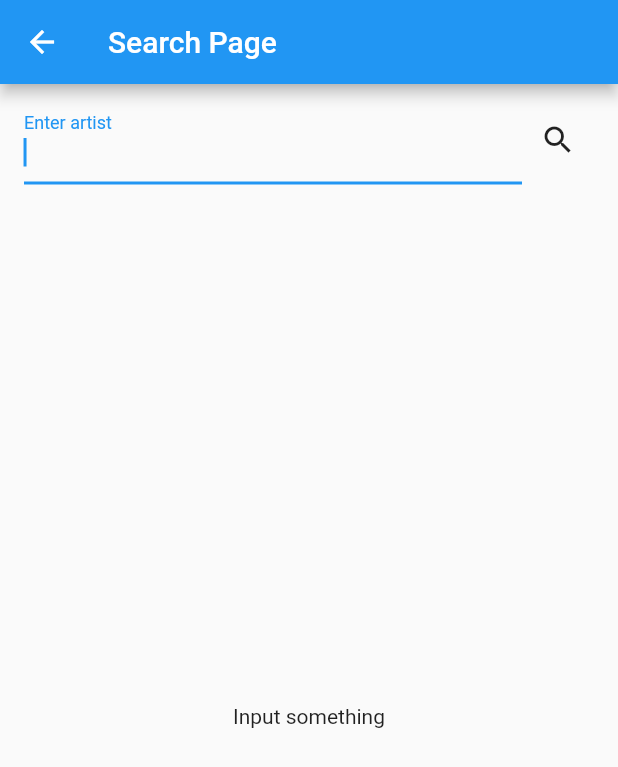
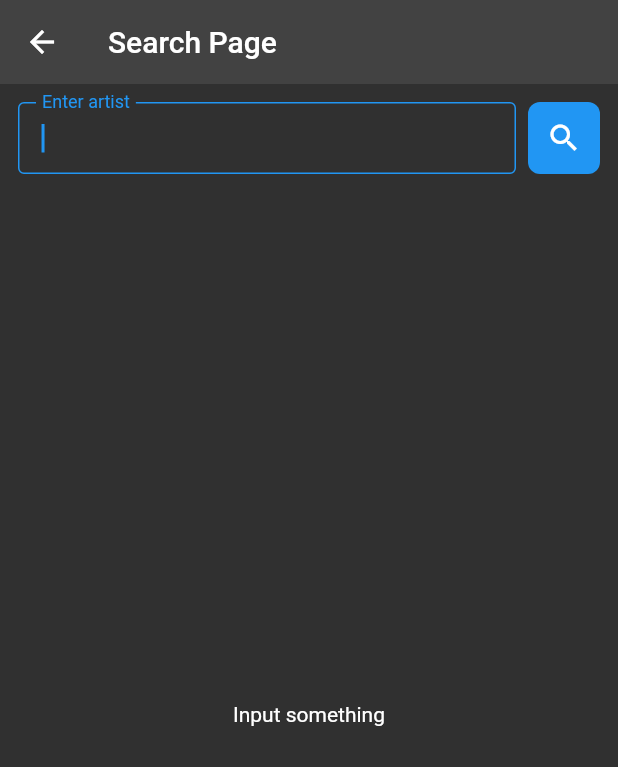
Before and after one commit to Goolpe/last.fm, a Flutter app: the screen it shows after launch, after a tap on the "search" icon, on a phone screen of 412 x 824 dp. Shown: the top 767 px of the screen. Run offline on Flutter 3.47's test engine with Material 2 defaults, Android fonts, the phone set to English and light mode, and no system bars; our stand-ins replace another_flushbar, dartz, equatable, flutter_bloc, get_it, hive_flutter and 1 more; accounts and stored records are empty; generated files the repository leaves out were written again; network calls fail.

Commit message:
refactor: ipdated design

```diff
--- a/lib/application.dart
+++ b/lib/application.dart
@@ -6,11 +6,12 @@ class Application extends StatelessWidget {
 
   @override
   Widget build(BuildContext context) {
-    return const MaterialApp(
+    return MaterialApp(
       debugShowCheckedModeBanner: false,
       onGenerateRoute: routeGenerator,
       builder: builder,
       title: kAppName,
+      theme: AFThemes.light,
       localizationsDelegates: AppLocalizations.localizationsDelegates,
       supportedLocales: AppLocalizations.supportedLocales,
     );
--- a/lib/core/core.dart
+++ b/lib/core/core.dart
@@ -7,6 +7,8 @@ export 'config/api.dart';
 export 'config/constants.dart';
 export 'exceptions/exceptions.dart';
 export 'exceptions/failure.dart';
+export 'theme/colors.dart';
+export 'theme/themes.dart';
 export 'utils/builder.dart';
 export 'utils/flushbar.dart';
 export 'utils/helpers.dart';
--- /dev/null
+++ b/lib/core/theme/colors.dart
@@ -0,0 +1,5 @@
+import 'package:flutter/material.dart';
+
+class AFColors{
+  static const primary = Colors.blue;
+}
--- /dev/null
+++ b/lib/core/theme/themes.dart
@@ -0,0 +1,20 @@
+import 'package:appsfactory_test/core/core.dart';
+import 'package:flutter/material.dart';
+
+class AFThemes{
+  static final light = ThemeData.dark().copyWith(
+    primaryColor: AFColors.primary,
+    appBarTheme: const AppBarTheme(
+      elevation: 0,
+    ),
+    inputDecorationTheme: const InputDecorationTheme(
+      contentPadding: EdgeInsets.symmetric(horizontal: 16),
+      enabledBorder: OutlineInputBorder(
+        borderSide: BorderSide(color: AFColors.primary),
+      ),
+      focusedBorder: OutlineInputBorder(
+        borderSide: BorderSide(color: AFColors.primary),
+      ),
+    ),
+  );
+}
--- a/lib/presentation/save_album/widgets/save_delete_button.dart
+++ b/lib/presentation/save_album/widgets/save_delete_button.dart
@@ -39,7 +39,10 @@ class SaveDeleteButton extends StatelessWidget {
             );
           }
 
-          return const SizedBox.shrink();
+          return const SizedBox(
+            width: 24,
+            height: 24,
+          );
         },
       ),
     );
--- a/lib/presentation/search_artists/widgets/search_artists_field.dart
+++ b/lib/presentation/search_artists/widgets/search_artists_field.dart
@@ -12,7 +12,7 @@ class SearchArtistsField extends StatelessWidget {
     final SearchArtistsCubit cubit = context.read<SearchArtistsCubit>();
 
     return Padding(
-      padding: const EdgeInsets.symmetric(horizontal: 16, vertical: 8),
+      padding: const EdgeInsets.all(12),
       child: Row(
         children: [
           Expanded(
@@ -28,9 +28,16 @@ class SearchArtistsField extends StatelessWidget {
               ),
             ),
           ),
-          IconButton(
-            onPressed: cubit.search,
-            icon: const Icon(Icons.search),
+          Container(
+            margin: const EdgeInsets.only(left: 8),
+            decoration: BoxDecoration(
+              borderRadius: BorderRadius.circular(8),
+              color: Theme.of(context).primaryColor,
+            ),
+            child: IconButton(
+              onPressed: cubit.search,
+              icon: const Icon(Icons.search, color: Colors.white),
+            ),
           ),
         ],
       ),
--- a/lib/presentation/widgets/loading_indicator.dart
+++ b/lib/presentation/widgets/loading_indicator.dart
@@ -20,7 +20,8 @@ class LoadingIndicator extends StatelessWidget {
         width: size,
         child: CircularProgressIndicator(
           strokeWidth: strokeWidth,
-          color: color,
+          valueColor: AlwaysStoppedAnimation<Color>(
+            color ?? Theme.of(context).primaryColor,),
         ),
       ),
     );
```
Also changed, not shown: lib/presentation/widgets/lazy_list_view.dart (+7 -0 lines), lib/presentation/widgets/load_button/widgets/load_button.dart (+7 -4 lines), assets/github_images/detail_page.jpeg (added), assets/github_images/main_page.jpeg (added), assets/github_images/search_page.jpeg (added), assets/github_images/top_albums_page.jpeg (added).
